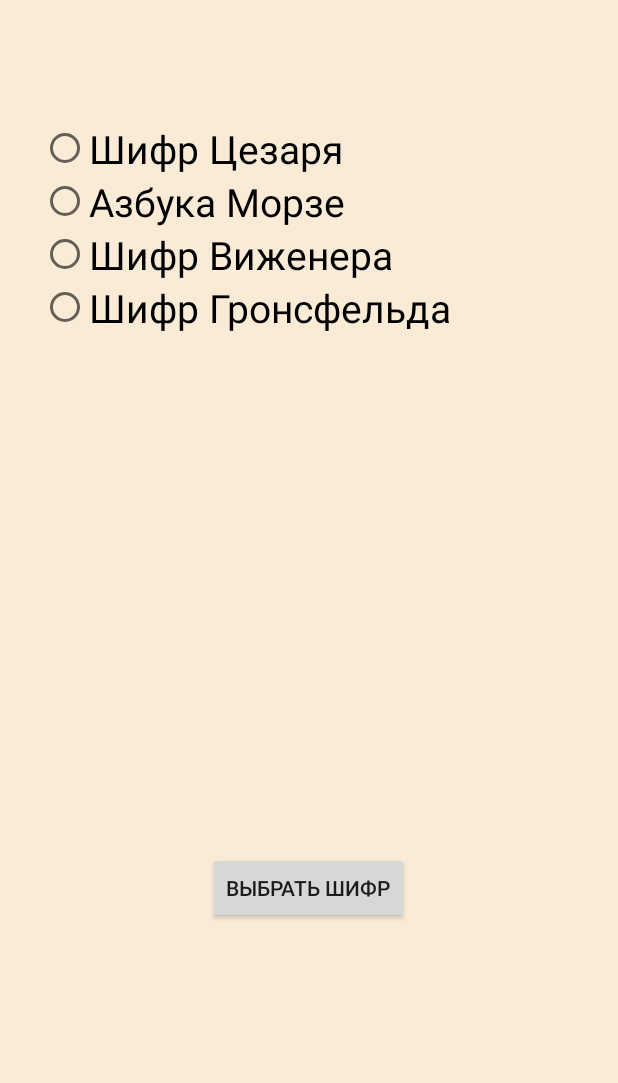
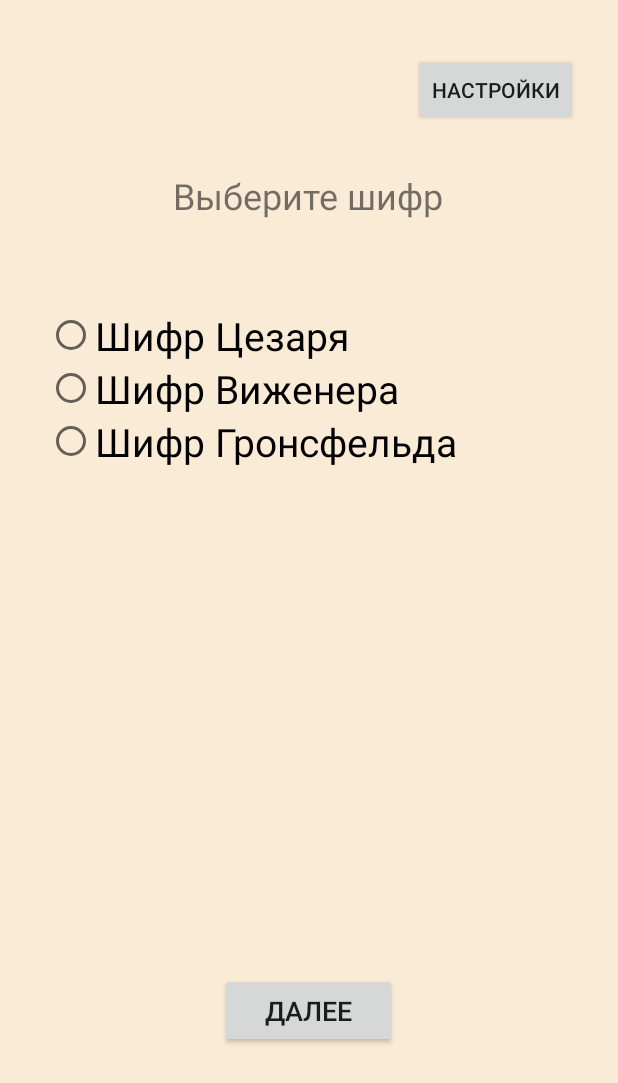
Before and after one commit to TheIzvorg/Encode, an Android app: the MenuActivity screen opened directly, with no data from a screen before it, on a phone screen of 412 x 824 dp. Shown: the top 1083 px of the screen. Run offline under Robolectric (Android 15) with nearby library versions, the light colour scheme and no system bars.

Commit message:
Доработал меню выбора шифров (activity_menu.xml). Теперь при большом количестве шифров можно будет проскроллить вниз и выбрать те шифры, что не влезали изначально. Добавил кнопку, которая впоследствии будет использоваться для перехода в меню настроек; Изменил внешний вид activity_encode.xml.

```diff
--- a/app/src/main/java/com/example/encode_isp95vb_rubanov/EncodeActivity.java
+++ b/app/src/main/java/com/example/encode_isp95vb_rubanov/EncodeActivity.java
@@ -12,8 +12,7 @@ public class EncodeActivity extends AppCompatActivity {
     protected void onCreate(@Nullable Bundle savedInstanceState) {
         super.onCreate(savedInstanceState);
         setContentView(R.layout.activity_encode);
-        Ciphers.Encode encode = new Ciphers.Encode();
-
+        getIntent().getIntExtra("cipherId",0);
     }
 
     @Override
--- a/app/src/main/java/com/example/encode_isp95vb_rubanov/MenuActivity.java
+++ b/app/src/main/java/com/example/encode_isp95vb_rubanov/MenuActivity.java
@@ -25,7 +25,6 @@ public class MenuActivity extends AppCompatActivity {
         setContentView(R.layout.activity_menu);
         radioGroup = findViewById(R.id.radioGroup);
         addNewRadioBtnInGroup("Шифр Цезаря");
-        addNewRadioBtnInGroup("Азбука Морзе");
         addNewRadioBtnInGroup("Шифр Виженера");
         addNewRadioBtnInGroup("Шифр Гронсфельда");
     }
@@ -48,4 +47,9 @@ public class MenuActivity extends AppCompatActivity {
         intent.putExtra("cipherId",checkedBtnId);
         startActivity(intent);
     }
+
+    public void onClickOpenSettings(View view) {
+        // Intent intent = new Intent(this, SettingsActivity.class);
+        // startActivity(intent);
+    }
 }
--- a/app/src/main/res/layout/activity_menu.xml
+++ b/app/src/main/res/layout/activity_menu.xml
@@ -5,6 +5,42 @@
     android:layout_width="match_parent"
     android:layout_height="match_parent"
     android:background="@color/AntiqueWhite">
+
+    <Button
+        android:id="@+id/menuBtn_SelectRadioBtn"
+        android:layout_width="118dp"
+        android:layout_height="50dp"
+        android:onClick="onClickSelectRadioBtn"
+        android:text="@string/MenuBtn_SelectRadioBtn"
+        android:textSize="18sp"
+        app:layout_constraintBottom_toBottomOf="parent"
+        app:layout_constraintEnd_toEndOf="parent"
+        app:layout_constraintHorizontal_bias="0.498"
+        app:layout_constraintStart_toStartOf="parent"
+        app:layout_constraintTop_toTopOf="parent"
+        app:layout_constraintVertical_bias="0.838" />
+
+    <TextView
+        android:id="@+id/textView4"
+        android:layout_width="wrap_content"
+        android:layout_height="wrap_content"
+        android:text="@string/MenuTextBox_Heading"
+        android:textSize="24dp"
+        app:layout_constraintBottom_toBottomOf="parent"
+        app:layout_constraintEnd_toEndOf="parent"
+        app:layout_constraintHorizontal_bias="0.497"
+        app:layout_constraintStart_toStartOf="parent"
+        app:layout_constraintTop_toTopOf="parent"
+        app:layout_constraintVertical_bias="0.144" />
+
+    <ScrollView
+        android:layout_width="349dp"
+        android:layout_height="379dp"
+        app:layout_constraintBottom_toBottomOf="parent"
+        app:layout_constraintEnd_toEndOf="parent"
+        app:layout_constraintStart_toStartOf="parent"
+        app:layout_constraintTop_toTopOf="parent"
+        app:layout_constraintVertical_bias="0.463">
 
         <RadioGroup
             android:id="@+id/radioGroup"
@@ -14,19 +50,23 @@
             app:layout_constraintBottom_toBottomOf="parent"
             app:layout_constraintEnd_toEndOf="parent"
             app:layout_constraintStart_toStartOf="parent"
-        app:layout_constraintTop_toTopOf="parent"
-        app:layout_constraintVertical_bias="0.182" />
+            app:layout_constraintTop_toTopOf="parent">
+
+        </RadioGroup>
+    </ScrollView>
 
     <Button
-        android:id="@+id/menuBtn_SelectRadioBtn"
+        android:id="@+id/menuBtn_OpenSettings"
         android:layout_width="wrap_content"
         android:layout_height="wrap_content"
-        android:onClick="onClickSelectRadioBtn"
-        android:text="@string/MenuBtn_SelectRadioBtn"
+        android:onClick="onClickOpenSettings"
+        android:text="@string/MenuBtn_OpenSettings"
         app:layout_constraintBottom_toBottomOf="parent"
         app:layout_constraintEnd_toEndOf="parent"
-        app:layout_constraintHorizontal_bias="0.498"
+        app:layout_constraintHorizontal_bias="0.91"
         app:layout_constraintStart_toStartOf="parent"
         app:layout_constraintTop_toTopOf="parent"
-        app:layout_constraintVertical_bias="0.732" />
+        app:layout_constraintVertical_bias="0.046" />
+
+
 </androidx.constraintlayout.widget.ConstraintLayout>
--- a/app/src/main/res/values/strings.xml
+++ b/app/src/main/res/values/strings.xml
@@ -5,6 +5,8 @@
     <string name="TextBlock_LogIn">Логин</string>
     <string name="TextBlock_Password">Пароль</string>
     <string name="LoadingText">Загрузка...</string>
-    <string name="MenuBtn_SelectRadioBtn">Выбрать шифр</string>
+    <string name="MenuBtn_SelectRadioBtn">Далее</string>
+    <string name="MenuBtn_OpenSettings">Настройки</string>
+    <string name="MenuTextBox_Heading">Выберите шифр</string>
 
 </resources>
```
Also changed, not shown: app/src/main/java/com/example/encode_isp95vb_rubanov/Ciphers.java (+10 -0 lines), app/src/main/res/layout/activity_encode.xml (+32 -34 lines). Lines whose indentation alone changed are shown as unchanged.
